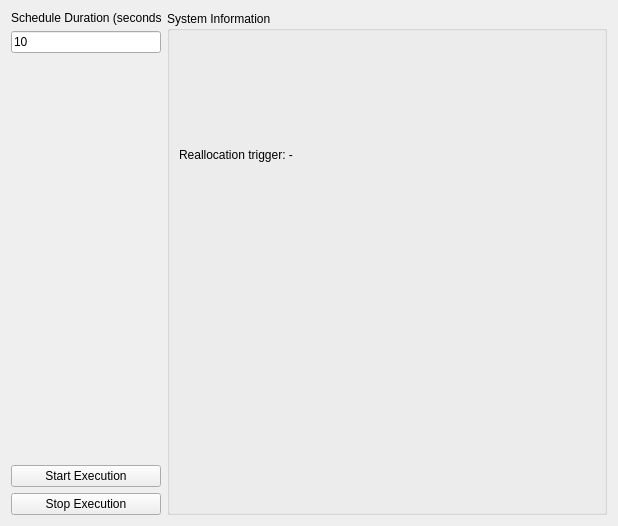
misunyu/multimodel-scheduling, file info_window.ui: the form before one commit.
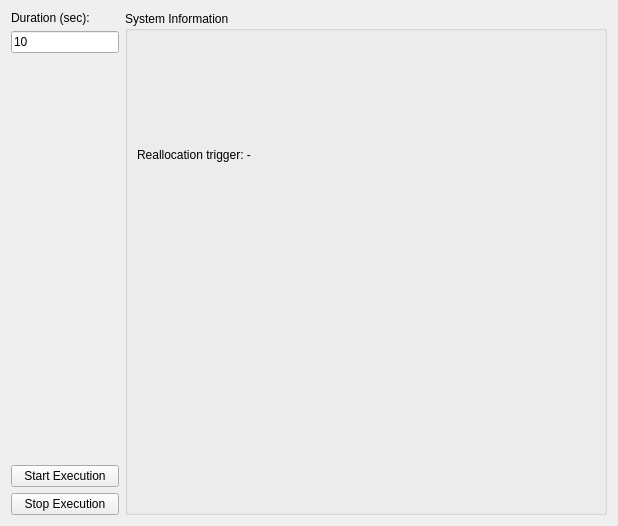
The form after the commit.

Commit message: Simplify label text in `info_window.ui` for duration input

Patch:
```diff
--- a/info_window.ui
+++ b/info_window.ui
@@ -31,7 +31,7 @@
         </size>
        </property>
        <property name="text">
-        <string>Schedule Duration (seconds):</string>
+        <string>Duration (sec):</string>
        </property>
       </widget>
      </item>
```
